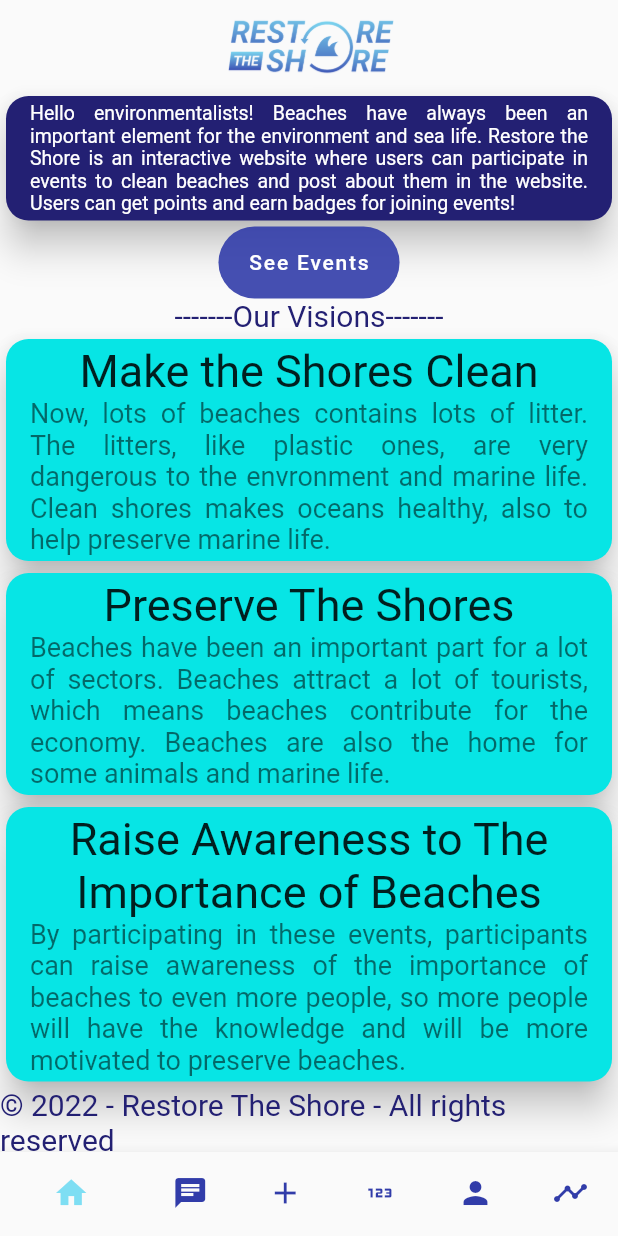
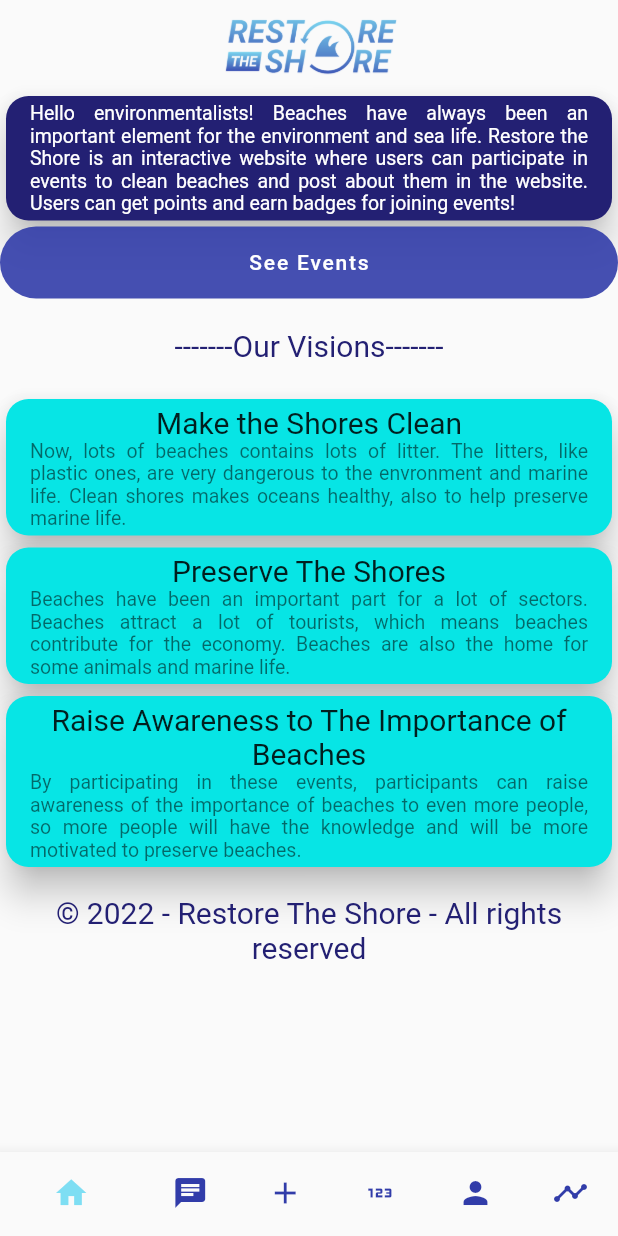
Before and after one commit to amrul-hzz/restore-the-shore-flutter, a Flutter app: the screen it shows after launch, on a phone screen of 412 x 824 dp. Run offline on Flutter 3.47's test engine with Material 2 defaults, Android fonts, the light colour scheme and no system bars; missing offline and left inert: pbp_django_auth.

Commit message:
make scrollable

```diff
--- a/lib/main.dart
+++ b/lib/main.dart
@@ -62,9 +62,9 @@ class _MyHomePageState extends State<MyHomePage> {
     return Scaffold(
       bottomNavigationBar:
           const NavBar(), // ini cara buatr NavBar nya, jangan lupa import dulu
-      body: Center(
-        child: Column(
-          mainAxisAlignment: MainAxisAlignment.start,
+      body: ListView(
+        //child: Column(
+        //  mainAxisAlignment: MainAxisAlignment.start,
           children: <Widget>[
             Container(
               child: Image.asset(
@@ -117,12 +117,13 @@ class _MyHomePageState extends State<MyHomePage> {
             Container(
               child: Text(
                 '-------Our Visions-------',
+                textAlign: TextAlign.center,
                 style: TextStyle(
                   fontSize: 20,
                   color: Color.fromARGB(255, 35, 32, 115),
                 ),
               ),
-              margin: const EdgeInsets.only(left: 70.0, right: 70.0),
+              margin: const EdgeInsets.all(20.0),
             ),
             Card(
               shape: RoundedRectangleBorder(
@@ -138,12 +139,12 @@ class _MyHomePageState extends State<MyHomePage> {
                     title: Text(
                       'Make the Shores Clean',
                       textAlign: TextAlign.center,
-                      style: TextStyle(fontSize: 30.0)
+                      style: TextStyle(fontSize: 20.0)
                     ),
                     subtitle: Text(
                       'Now, lots of beaches contains lots of litter. The litters, like plastic ones, are very dangerous to the envronment and marine life. Clean shores makes oceans healthy, also to help preserve marine life.',
                       textAlign: TextAlign.justify,
-                      style: TextStyle(fontSize: 18.0)
+                      style: TextStyle(fontSize: 13.0)
                     ),
                   ),
                 ],
@@ -163,12 +164,12 @@ class _MyHomePageState extends State<MyHomePage> {
                     title: Text(
                       'Preserve The Shores',
                       textAlign: TextAlign.center,
-                      style: TextStyle(fontSize: 30.0)
+                      style: TextStyle(fontSize: 20.0)
                     ),
                     subtitle: Text(
                       'Beaches have been an important part for a lot of sectors. Beaches attract a lot of tourists, which means beaches contribute for the economy. Beaches are also the home for some animals and marine life.',
                       textAlign: TextAlign.justify,
-                      style: TextStyle(fontSize: 18.0)
+                      style: TextStyle(fontSize: 13.0)
                     ),
                   ),
                 ],
@@ -188,12 +189,12 @@ class _MyHomePageState extends State<MyHomePage> {
                     title: Text(
                       'Raise Awareness to The Importance of Beaches',
                       textAlign: TextAlign.center,
-                      style: TextStyle(fontSize: 30.0)
+                      style: TextStyle(fontSize: 20.0)
                     ),
                     subtitle: Text(
                       'By participating in these events, participants can raise awareness of the importance of beaches to even more people, so more people will have the knowledge and will be more motivated to preserve beaches.',
                       textAlign: TextAlign.justify,
-                      style: TextStyle(fontSize: 18.0)
+                      style: TextStyle(fontSize: 13.0)
                     ),
                   ),
                 ],
@@ -202,11 +203,13 @@ class _MyHomePageState extends State<MyHomePage> {
             Container(
               child: Text(
                 '© 2022 - Restore The Shore - All rights reserved',
+                textAlign: TextAlign.center,
                 style: TextStyle(
                   fontSize: 20,
                   color: Color.fromARGB(255, 35, 32, 115),
                 ),
               ),
+              margin: const EdgeInsets.only(top: 15.0),
             )/*
               Container(
                 color: Color.fromARGB(255, 7, 229, 229),
@@ -257,7 +260,7 @@ class _MyHomePageState extends State<MyHomePage> {
               ),
             ),*/
           ],
-        ),
+        //),
       ),
     );
   }
```
